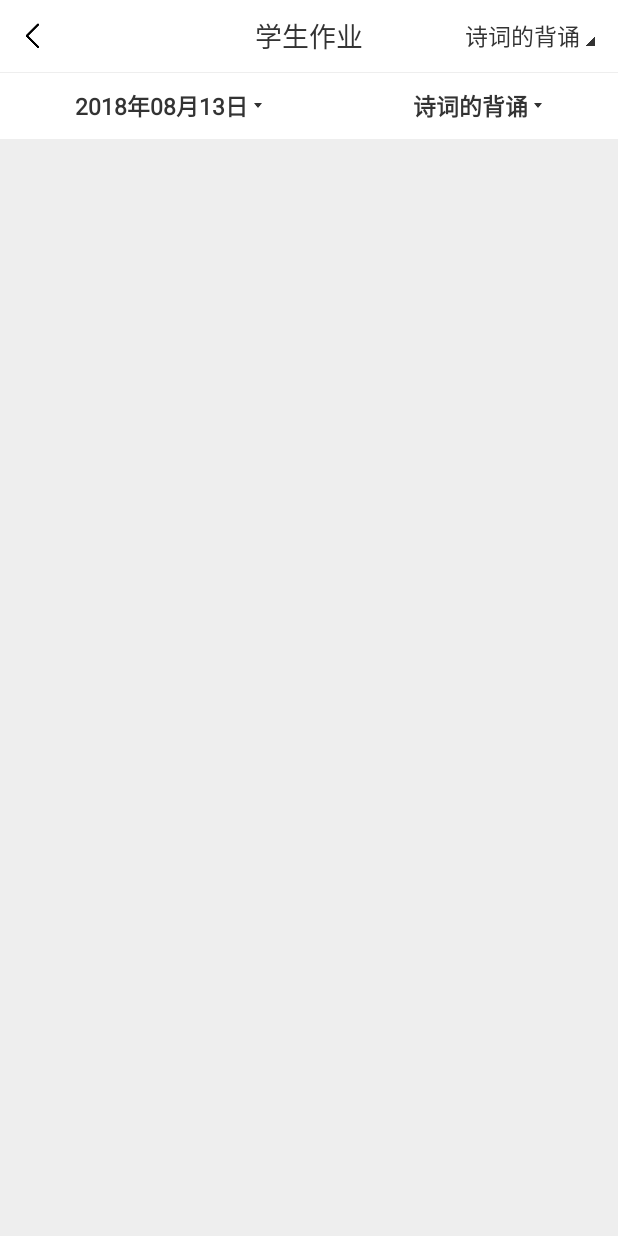
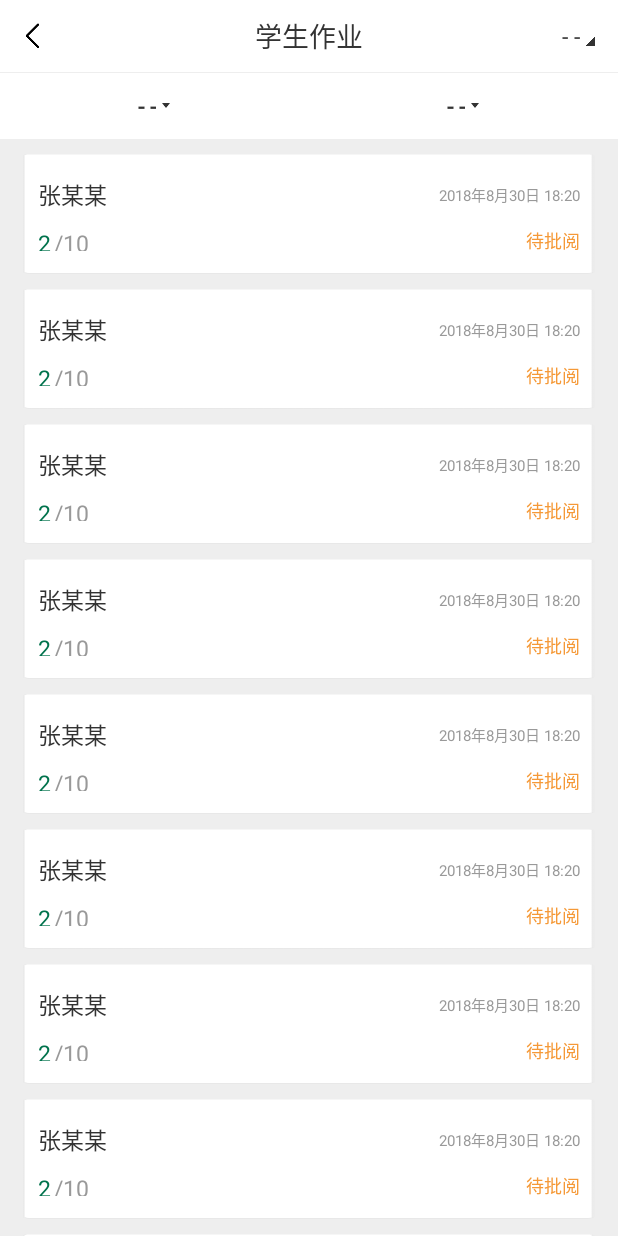
Before and after one commit to cl19881314/HomeWork, an Android app: the StudentAnswerActivity screen opened directly, with no data from a screen before it, on a phone screen of 412 x 824 dp. Run offline under Robolectric (Android 15) with nearby library versions, the phone set to English and light mode, and no system bars; our stand-ins replace RxJava; 2 statements that could not run were skipped.

Commit message:
添加修改功能

```diff
--- a/lib_work/src/main/java/com/xlf/xsrt/work/base/RequestApi.kt
+++ b/lib_work/src/main/java/com/xlf/xsrt/work/base/RequestApi.kt
@@ -134,7 +134,7 @@ class RequestApi {
      */
     fun getStudentAnswerData(userId: Int, classId: Int, createTime: String, homeworkId: Int): Observable<StudentAnswerBean> {
         var parameter = HashMap<String, Any>()
-        parameter["userId"] = userId
+        parameter["teacherId"] = userId
         if (classId != -1) {
             parameter["classId"] = classId
         }
--- a/lib_work/src/main/java/com/xlf/xsrt/work/detail/SubjectDetailActivity.kt
+++ b/lib_work/src/main/java/com/xlf/xsrt/work/detail/SubjectDetailActivity.kt
@@ -16,6 +16,9 @@ class SubjectDetailActivity : BaseActivity(){
     }
     override fun init() {
         var url = intent.getStringExtra("url")
+        var num = intent.getStringExtra("num")
+        titleBar.setTitleTxt("编号:$num")
+
         var settings = showContentWeb.settings
         settings.javaScriptEnabled = true
         settings.setSupportZoom(false)
--- a/lib_work/src/main/java/com/xlf/xsrt/work/teacher/answer/adapter/StudentAnswerAdapter.kt
+++ b/lib_work/src/main/java/com/xlf/xsrt/work/teacher/answer/adapter/StudentAnswerAdapter.kt
@@ -16,7 +16,8 @@ class StudentAnswerAdapter : XXXAdapter<StudentAnswerAdapter.AnswerHolder>() {
 
     private var mData = ArrayList<StudentAnswerBean.StuAnswerVo>()
     override fun getRealItemCount(): Int {
-        return mData.size
+//        return mData.size
+        return 10
     }
 
     override fun onRealCreateViewHolder(parent: ViewGroup?, viewType: Int): AnswerHolder {
@@ -25,7 +26,7 @@ class StudentAnswerAdapter : XXXAdapter<StudentAnswerAdapter.AnswerHolder>() {
     }
 
     override fun onRealBindViewHolder(holder: AnswerHolder?, position: Int) {
-        holder!!.bindTo(position)
+//        holder!!.bindTo(position)
     }
 
     fun setAnswerData(stuAnswerList: ArrayList<StudentAnswerBean.StuAnswerVo>?) {
--- a/lib_work/src/main/java/com/xlf/xsrt/work/teacher/answer/bean/StudentAnswerBean.kt
+++ b/lib_work/src/main/java/com/xlf/xsrt/work/teacher/answer/bean/StudentAnswerBean.kt
@@ -9,12 +9,13 @@ import com.xlf.xsrt.work.bean.BaseEntry
  */
 class StudentAnswerBean : BaseEntry() {
     var classList: ArrayList<ClassVo>? = null
+    var createTimeList: ArrayList<ClassVo>? = null
     var homeworkList: ArrayList<HomeworkVo>? = null
     var stuAnswerList: ArrayList<StuAnswerVo>? = null
 
     class ClassVo {
         var createTime = ""
-        var clssId = -1
+        var classId = -1
         var className = ""
     }
 
--- a/lib_work/src/main/java/com/xlf/xsrt/work/teacher/mylayout/adapter/MyArrangeAdapter.kt
+++ b/lib_work/src/main/java/com/xlf/xsrt/work/teacher/mylayout/adapter/MyArrangeAdapter.kt
@@ -27,7 +27,8 @@ class MyArrangeAdapter : XXXAdapter<MyArrangeAdapter.ArrangeHolder>() {
     }
 
     override fun getRealItemCount(): Int {
-        return mData.size
+//        return mData.size
+        return 10
     }
 
     override fun onRealCreateViewHolder(parent: ViewGroup?, viewType: Int): ArrangeHolder {
@@ -36,7 +37,7 @@ class MyArrangeAdapter : XXXAdapter<MyArrangeAdapter.ArrangeHolder>() {
     }
 
     override fun onRealBindViewHolder(holder: ArrangeHolder?, position: Int) {
-        holder!!.bindTo(position)
+        //holder!!.bindTo(position)
     }
 
 
@@ -47,6 +48,7 @@ class MyArrangeAdapter : XXXAdapter<MyArrangeAdapter.ArrangeHolder>() {
             view.showDetailTxt.setOnClickListener {
                 var intent = Intent(itemView.context, SubjectDetailActivity::class.java)
                 intent.putExtra("url", bean.homeworkDetailUrl)
+                intent.putExtra("num", bean.homeworkNo)
                 itemView.context.startActivity(intent)
             }
 
--- a/lib_work/src/main/java/com/xlf/xsrt/work/widget/pulltextview/PullTextView.kt
+++ b/lib_work/src/main/java/com/xlf/xsrt/work/widget/pulltextview/PullTextView.kt
@@ -59,6 +59,7 @@ class PullTextView : TextView {
                     mAdapter.setItemSelected(position)
                 }
                 mListener?.onItemClick(mAdapter.getData()[position], position)
+                this@PullTextView.text = mAdapter.getData()[position].content
                 hidePop()
             }
         })
--- a/lib_work/src/main/res/layout/xsrt_activity_student_answer_layout.xml
+++ b/lib_work/src/main/res/layout/xsrt_activity_student_answer_layout.xml
@@ -1,11 +1,11 @@
 <?xml version="1.0" encoding="utf-8"?>
-<LinearLayout xmlns:android="http://schemas.android.com/apk/res/android"
+<RelativeLayout xmlns:android="http://schemas.android.com/apk/res/android"
     xmlns:app="http://schemas.android.com/apk/res-auto"
     android:layout_width="match_parent"
-    android:layout_height="match_parent"
-    android:orientation="vertical">
+    android:layout_height="match_parent">
 
     <RelativeLayout
+        android:id="@+id/titleLayout"
         android:layout_width="match_parent"
         android:layout_height="48dp"
         android:background="@color/xsrt_white">
@@ -35,7 +35,7 @@
             android:layout_marginRight="@dimen/xsrt_margin_right"
             android:drawableRight="@drawable/xsrt_header_class_arrow"
             android:gravity="center"
-            android:text="诗词的背诵"
+            android:text="- -"
             android:textColor="@color/xsrt_title1_txt_color"
             android:textSize="15sp"
             app:xsrtIsBlod="false"
@@ -43,13 +43,17 @@
     </RelativeLayout>
 
     <View
+        android:id="@+id/divider"
         android:layout_width="match_parent"
         android:layout_height="0.5dp"
+        android:layout_below="@+id/titleLayout"
         android:background="@color/xsrt_divider" />
 
     <LinearLayout
+        android:id="@+id/timeWorkLl"
         android:layout_width="match_parent"
         android:layout_height="44dp"
+        android:layout_below="@+id/divider"
         android:background="@color/xsrt_white"
         android:gravity="center_vertical">
 
@@ -65,7 +69,7 @@
                 android:layout_height="match_parent"
                 android:drawableRight="@drawable/xsrt_icon_spinner_down"
                 android:gravity="center"
-                android:text="2018年08月13日"
+                android:text="- -"
                 android:textColor="@color/xsrt_title1_txt_color"
                 android:textSize="15sp" />
         </LinearLayout>
@@ -83,7 +87,7 @@
                 android:layout_alignParentRight="true"
                 android:drawableRight="@drawable/xsrt_icon_spinner_down"
                 android:gravity="center"
-                android:text="诗词的背诵"
+                android:text="- -"
                 android:textColor="@color/xsrt_title1_txt_color"
                 android:textSize="15sp" />
         </LinearLayout>
@@ -93,7 +97,14 @@
         android:id="@+id/showDataRv"
         android:layout_width="match_parent"
         android:layout_height="match_parent"
+        android:layout_below="@+id/timeWorkLl"
         android:background="@color/xsrt_divider"
         android:overScrollMode="never" />
 
-</LinearLayout>
+    <include
+        layout="@layout/xsrt_item_empty_layout"
+        android:layout_width="match_parent"
+        android:layout_height="match_parent"
+        android:layout_below="@+id/timeWorkLl"
+        android:visibility="gone"/>
+</RelativeLayout>
```
Also changed, not shown: lib_work/src/main/java/com/xlf/xsrt/work/teacher/answer/StudentAnswerActivity.kt (+36 -12 lines), lib_work/src/main/java/com/xlf/xsrt/work/teacher/mylayout/MyArrangeActivity.kt (+14 -2 lines), lib_work/src/main/res/layout/xsrt_activity_my_arrange_layout.xml (+18 -2 lines), lib_work/src/main/res/layout/xsrt_item_empty_layout.xml (added, +22 -0 lines), lib_work/src/main/res/drawable-xxhdpi/xsrt_icon_blank.png (added).
